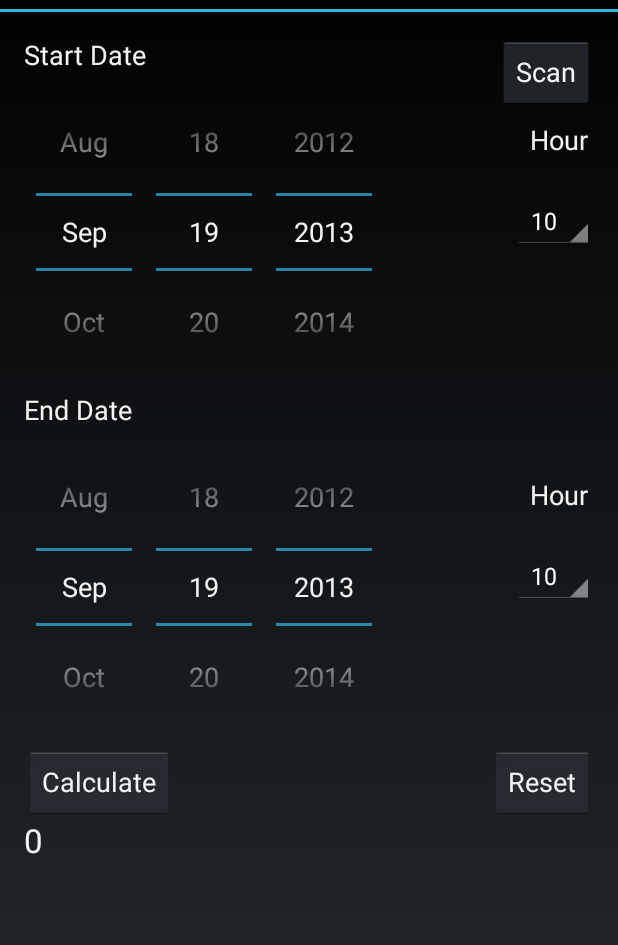
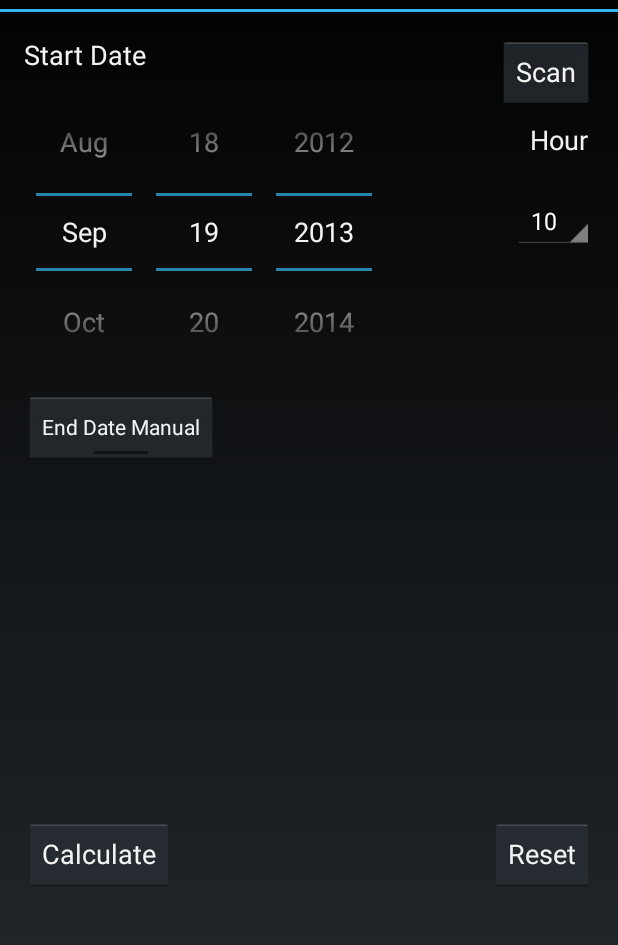
Before and after one commit to alexwlsnr/cyclr, an Android app: the screen it shows after launch (MainActivity), in the options menu, after a tap on "Settings", on a phone screen of 412 x 824 dp, the part 60-1005 px from its top. Run offline under Robolectric (Android 15) with nearby library versions, the phone set to English and light mode, and no system bars.

Commit message:
Rejigged some UI, currently broken though

```diff
--- a/CycleTimeCalc/src/main/java/com/alexwlsnr/cycletimecalc/MainActivity.java
+++ b/CycleTimeCalc/src/main/java/com/alexwlsnr/cycletimecalc/MainActivity.java
@@ -8,8 +8,10 @@ import android.view.Menu;
 import android.view.View;
 import android.widget.ArrayAdapter;
 import android.widget.DatePicker;
+import android.widget.RelativeLayout;
 import android.widget.Spinner;
 import android.widget.TextView;
+import android.widget.ToggleButton;
 
 import org.joda.time.DateTime;
 import org.joda.time.format.DateTimeFormat;
@@ -25,6 +27,7 @@ public class MainActivity extends FragmentActivity {
 
     private int startHour = Calendar.getInstance().get(Calendar.HOUR_OF_DAY);
     private int endHour = Calendar.getInstance().get(Calendar.HOUR_OF_DAY);
+    private Boolean calculateEndDate = true;
 
 
     @Override
@@ -169,8 +172,17 @@ public class MainActivity extends FragmentActivity {
             }
             if(resultCode == RESULT_CANCELED){
                 //handle cancel
+
             }
         }
     }
 
+    public void onEndDateEnabledToggleClicked(View view) {
+
+        boolean on = ((ToggleButton) view).isChecked();
+        RelativeLayout tl = (RelativeLayout)findViewById(R.id.endDateSection);
+        tl.setVisibility(on ? View.VISIBLE: View.INVISIBLE);
+        calculateEndDate = !on;
+
+    }
 }
--- a/CycleTimeCalc/src/main/res/layout/activity_main.xml
+++ b/CycleTimeCalc/src/main/res/layout/activity_main.xml
@@ -59,15 +59,29 @@
                     android:layout_below="@id/startHourTextView"
                     />
 
+        <ToggleButton
+            android:id="@+id/EndDateEnabledtogglebutton"
+            android:layout_width="wrap_content"
+            android:layout_height="wrap_content"
+            android:layout_below="@id/startDatePicker"
+            android:textOn="End Date Auto"
+            android:textOff="End Date Manual"
+            android:onClick="onEndDateEnabledToggleClicked"/>
 
 
+        <RelativeLayout
+            android:layout_height="wrap_content"
+            android:layout_width="wrap_content"
+            android:layout_below="@id/EndDateEnabledtogglebutton"
+            android:visibility="invisible"
+            android:id="@+id/endDateSection">
         <TextView
                 android:layout_width="wrap_content"
                 android:layout_height="wrap_content"
                 android:textAppearance="?android:attr/textAppearanceMedium"
                 android:text="End Date"
                 android:id="@+id/endDateTextView"
-                android:layout_below="@id/startDatePicker"
+
                 android:layout_gravity="left|center_vertical"/>
 
 
@@ -103,6 +117,7 @@
                     android:layout_alignParentRight="true"
                     android:layout_gravity="center_horizontal"
                     />
+        </RelativeLayout>
 
 
             <Button
@@ -111,7 +126,7 @@
                     android:text="Calculate"
                     android:id="@+id/calculateButton"
                     android:onClick="calculate"
-                    android:layout_below="@id/endDatePicker"
+                    android:layout_below="@id/endDateSection"
                     android:layout_gravity="left|center_vertical"/>
 
             <Button
@@ -121,7 +136,7 @@
                 android:id="@+id/resetButton"
                 android:onClick="resetUi"
                 android:layout_gravity="right|center_vertical"
-                android:layout_below="@id/endDatePicker"
+                android:layout_below="@id/endDateSection"
                 android:layout_alignParentRight="true"/>
 
         <TextView
```
Also changed, not shown: 10 other files.
